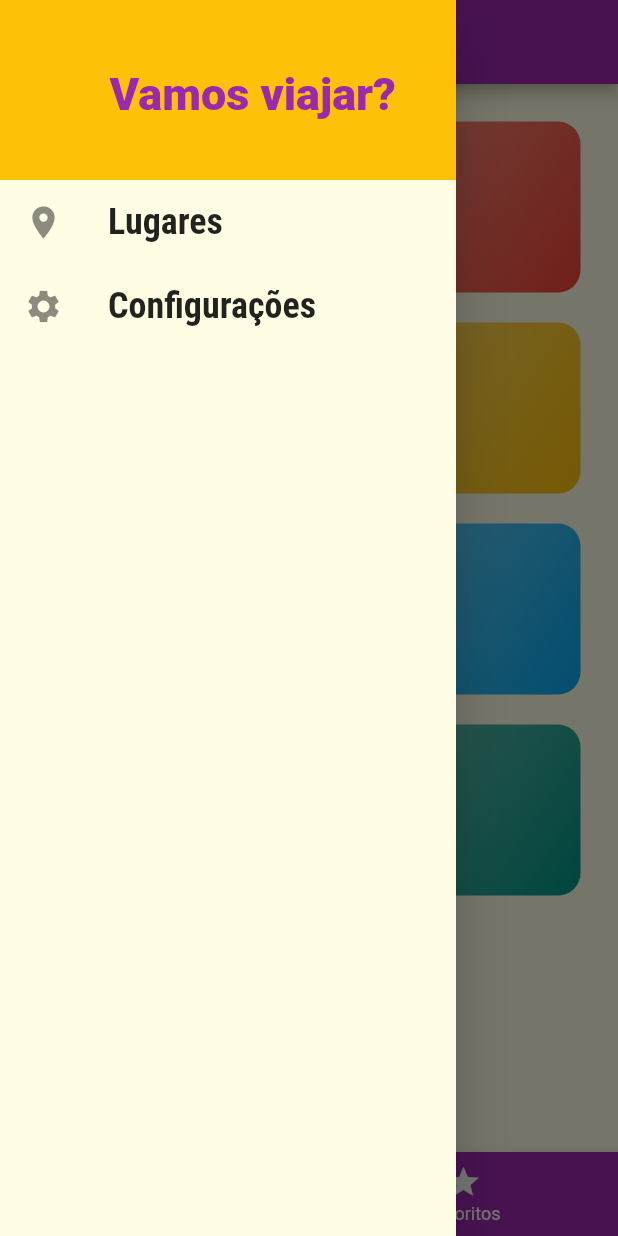
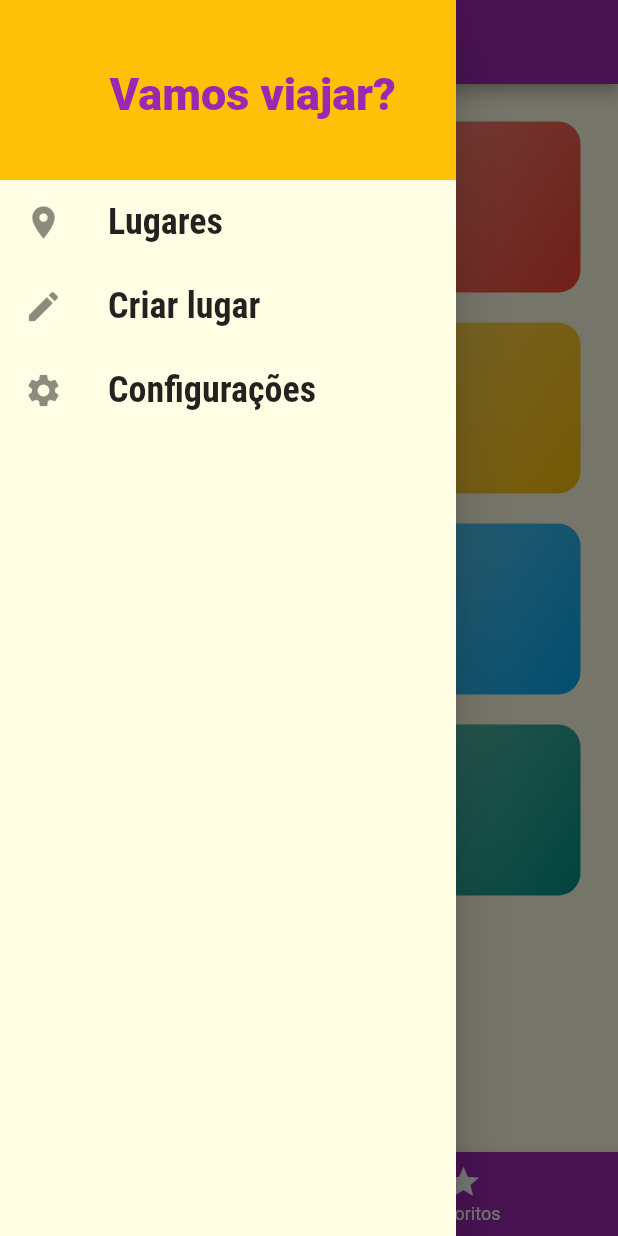
Before and after one commit to Clevinacio/dev-mobile, a Flutter app: the screen it shows after launch, with the side drawer open, on a phone screen of 412 x 824 dp. Run offline on Flutter 3.47's test engine with Material 2 defaults, Android fonts, the phone set to English and light mode, and no system bars; our stand-ins replace multi_select_flutter.

Commit message:
Cria formulário de lugar

```diff
--- a/f3_lugares/lib/components/main_drawer.dart
+++ b/f3_lugares/lib/components/main_drawer.dart
@@ -39,13 +39,23 @@ class MainDrawer extends StatelessWidget {
                   color: Theme.of(context).colorScheme.primary),
             ),
           ),
-          _createItem(Icons.place, 'Lugares',
-              () => Navigator.of(context).pushReplacementNamed(AppRoutes.HOME)),
           _createItem(
-              Icons.settings,
-              'Configurações',
-              () => Navigator.of(context)
-                  .pushReplacementNamed(AppRoutes.SETTINGS))
+            Icons.place,
+            'Lugares',
+            () => Navigator.of(context).pushReplacementNamed(AppRoutes.HOME),
+          ),
+          _createItem(
+            Icons.create,
+            'Criar lugar',
+            () => Navigator.of(context)
+                .pushReplacementNamed(AppRoutes.PLACES_FORM),
+          ),
+          _createItem(
+            Icons.settings,
+            'Configurações',
+            () =>
+                Navigator.of(context).pushReplacementNamed(AppRoutes.SETTINGS),
+          ),
         ],
       ),
     );
--- a/f3_lugares/lib/main.dart
+++ b/f3_lugares/lib/main.dart
@@ -3,6 +3,7 @@ import 'package:f3_lugares/models/favoritos.dart';
 import 'package:f3_lugares/models/place.dart';
 import 'package:f3_lugares/screens/countries_places_screen.dart';
 import 'package:f3_lugares/screens/place_detail_screen.dart';
+import 'package:f3_lugares/screens/place_form.dart';
 import 'package:f3_lugares/screens/settings_screen.dart';
 import 'package:f3_lugares/screens/tabs_screen.dart';
 import 'package:f3_lugares/utils/app_routes.dart';
@@ -43,7 +44,7 @@ class MyApp extends StatelessWidget {
             fontFamily: 'Raleway',
             canvasColor: Color.fromRGBO(255, 254, 229, 1),
             textTheme: ThemeData.light().textTheme.copyWith(
-                    headline6: TextStyle(
+                    headline6: const TextStyle(
                   fontSize: 20,
                   fontFamily: 'RobotoCondensed',
                 ))),
@@ -51,7 +52,8 @@ class MyApp extends StatelessWidget {
         routes: {
           AppRoutes.HOME: (ctx) => TabsScreen(),
           AppRoutes.COUNTRY_PLACES: (ctx) => CountryPlacesScreen(),
-          AppRoutes.PLACES_DETAIL: (ctx) => PlaceDetailScreen(),
+          AppRoutes.PLACES_DETAIL: (ctx) => const PlaceDetailScreen(),
+          AppRoutes.PLACES_FORM: (ctx) => PlaceFormScreen(),
           AppRoutes.SETTINGS: (ctx) => SettingsScreen(),
         },
       ),
--- a/f3_lugares/lib/utils/app_routes.dart
+++ b/f3_lugares/lib/utils/app_routes.dart
@@ -2,5 +2,6 @@ class AppRoutes {
   static const HOME = '/';
   static const COUNTRY_PLACES = '/country-places';
   static const PLACES_DETAIL = '/place-detail';
+  static const PLACES_FORM = '/place-form';
   static const SETTINGS = '/settings';
 }
--- a/f3_lugares/pubspec.yaml
+++ b/f3_lugares/pubspec.yaml
@@ -35,6 +35,7 @@ dependencies:
   # Use with the CupertinoIcons class for iOS style icons.
   cupertino_icons: ^1.0.2
   provider: ^6.0.3
+  multi_select_flutter: ^4.1.2
 
 dev_dependencies:
   flutter_test:
```
Also changed, not shown: f3_lugares/lib/screens/place_form.dart (added, +166 -0 lines).
